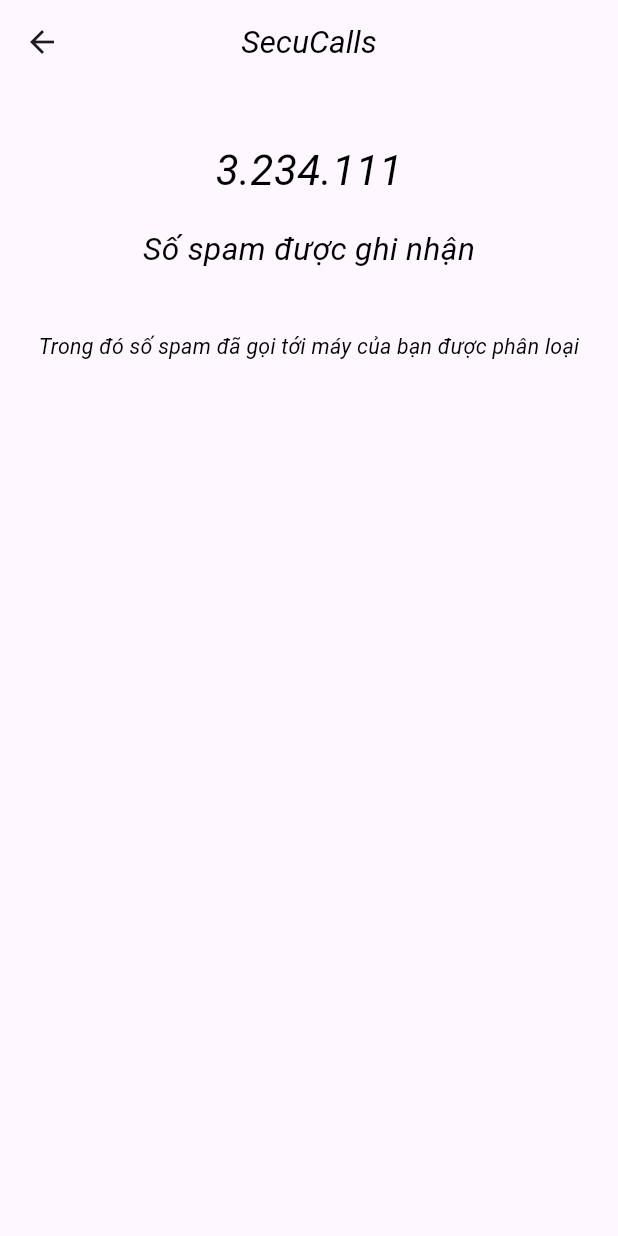
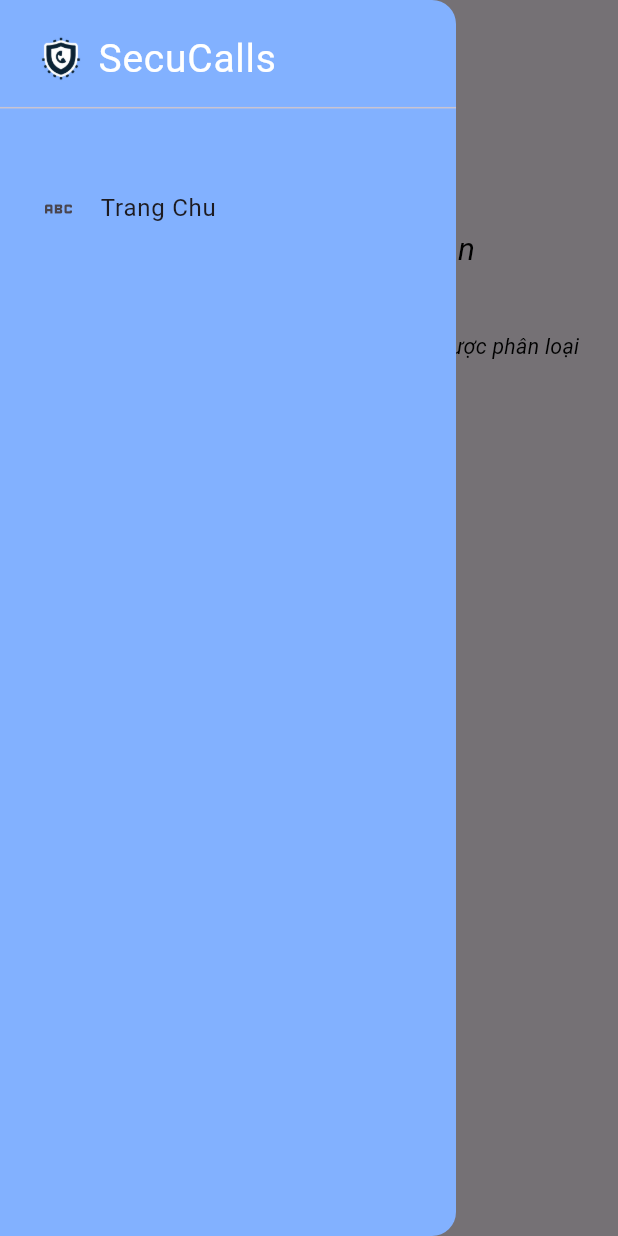
Before and after one commit to ngthanhtra165/SecuCalls, a Flutter app: the DashboardScreen screen opened by its route, with the side drawer open (before the commit the screen has no drawer), on a phone screen of 412 x 824 dp. Run offline on Flutter 3.47's test engine with Material 3 defaults, Android fonts, the light colour scheme and no system bars; our stand-ins replace flutter_screenutil; Roboto replaces fonts that are missing (ABeeZee).

Commit message:
save code please

```diff
--- a/lib/constant/style.dart
+++ b/lib/constant/style.dart
@@ -89,3 +89,11 @@
   color: Colors.white,
   fontStyle: FontStyle.normal,
 );
+
+const TextStyle textWhite26Italic = TextStyle(
+  fontFamily: "ABeeZee",
+  fontWeight: FontWeight.w400,
+  fontSize: 26,
+  color: Colors.white,
+  fontStyle: FontStyle.normal,
+);
--- a/lib/screen/dashboard/dashboard_screen.dart
+++ b/lib/screen/dashboard/dashboard_screen.dart
@@ -24,12 +24,59 @@
 
   late String number;
 
+
   @override
   Widget build(BuildContext context) {
     return ScreenUtilInit(
       designSize: fullScreenPortraitSize,
       child: SafeArea(
         child: Scaffold(
+          drawer: Drawer(
+            backgroundColor: Colors.blueAccent.shade100,
+            child: ListView(
+              children: [
+                SizedBox(
+                  height: height_drawer_header.h,
+                  width: double.infinity,
+                  child: DrawerHeader(
+                    child: Row(
+                      mainAxisAlignment: MainAxisAlignment.start,
+                      crossAxisAlignment: CrossAxisAlignment.center,
+                      children: [
+                        Image.asset(
+                          alignment : Alignment.bottomCenter,
+                          "lib/assets/logo.png",
+                          width: size_logo.width.w,
+                          height: size_logo.height.h,
+                        ),
+                        const FittedBox(
+                          fit: BoxFit.scaleDown,
+                          child: Text(
+                            title_appbar,
+                            style: textWhite26Italic,
+                          ),
+                        ),
+                      ],
+                    ),
+                  ),
+                ),
+                SizedBox(height: top_margin_drawer_item.h,),
+                Padding(
+                  padding: EdgeInsets.only(left: left_margin_drawer_item.w,),
+                  child: Column(
+                    mainAxisAlignment: MainAxisAlignment.start,
+                    children: [
+                      ListTile(
+                        leading: Icon(Icons.abc),
+                        title: Text("Trang Chu"),
+                        onTap: () {},
+                      ),
+                    ],
+                  ),
+                )
+              ],
+            ),
+          ),
           // You can design your splash screen UI here
           resizeToAvoidBottomInset: false,
           appBar: AppBar(
@@ -103,7 +150,8 @@
                 ),
               )
             ],
-            )),
+          ),
+        ),
       ),
     );
   }
--- a/lib/screen/dashboard/dashboard_screen_def.dart
+++ b/lib/screen/dashboard/dashboard_screen_def.dart
@@ -22,5 +22,9 @@
 const double left_margin_sub_title = 47;
 const double height_tab_bar = 120;
 const double top_margin_tab_bar_view = 20;
+const double height_drawer_header = 130;
+const double top_margin_drawer_item = 50;
+const double left_margin_drawer_item = 20;
 
 const Size size_display_box = Size(750 , 315);
+const Size size_logo = Size(90, 90);
```
Lines whose indentation alone changed are shown as unchanged.
